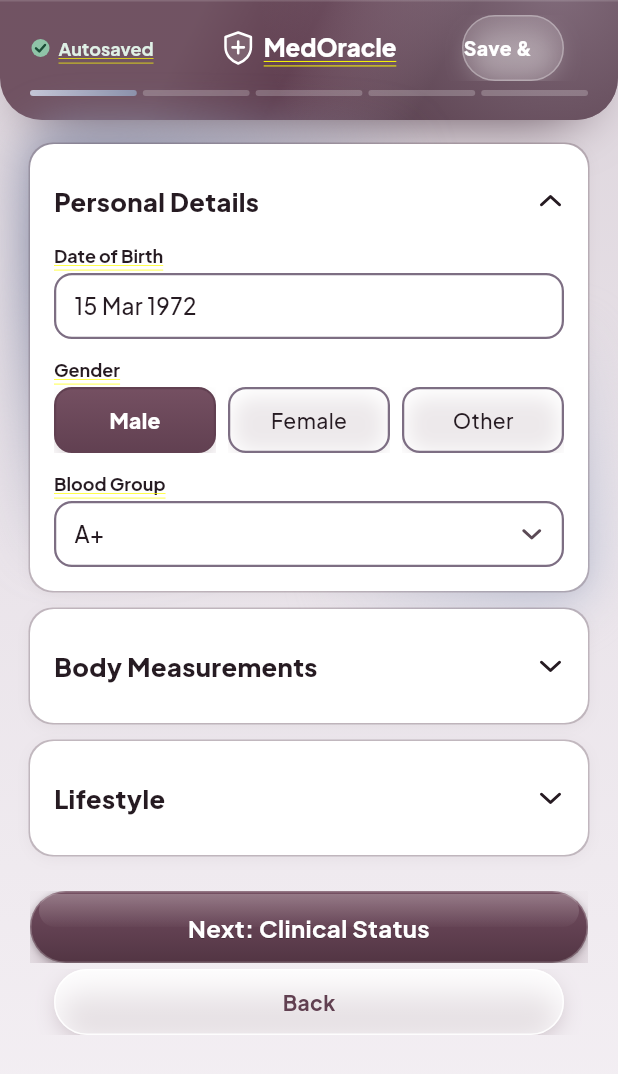
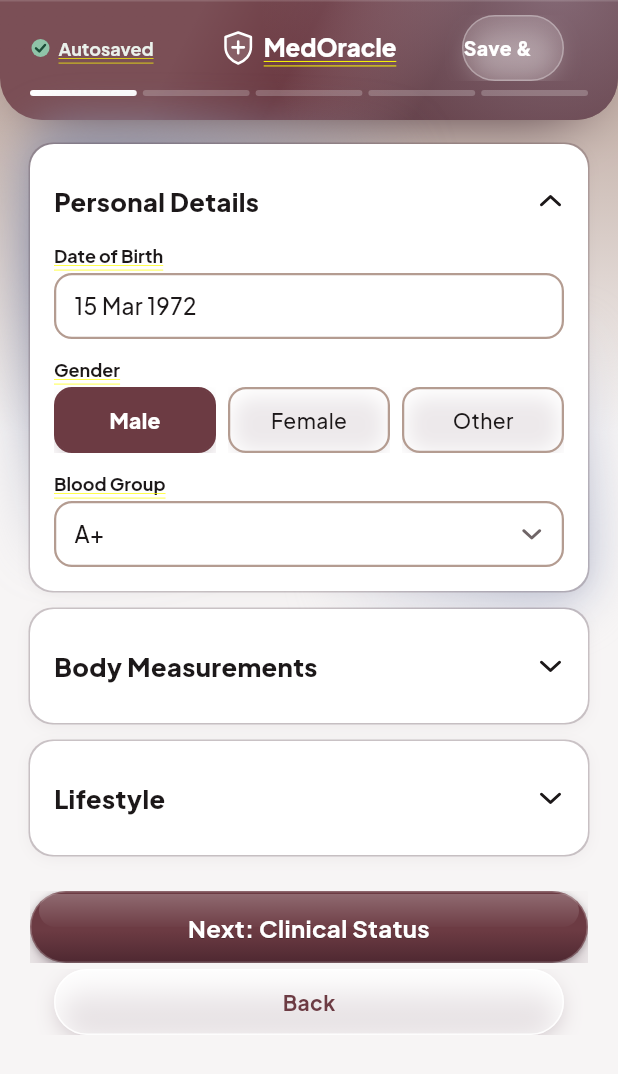
Before and after one commit to rizwan-060/MedOracle, a Flutter app: the screen it shows after launch, on a phone screen of 412 x 824 dp. Shown: the top 1074 px of the screen. Run offline on Flutter 3.47's test engine with Material 3 defaults, Android fonts, the phone set to English and light mode, and no system bars; our stand-ins replace flutter_riverpod, go_router.

Commit message:
frontend: add design-ref palette aliases, shadow and focus-ring tokens

```diff
--- a/frontend/lib/core/theme/app_colors.dart
+++ b/frontend/lib/core/theme/app_colors.dart
@@ -35,26 +35,36 @@ abstract final class AppColors {
   // ---------------------------------------------------------------------------
   //
 
-  /// Primary ink used for body copy, headings and chevrons (`#261B22`).
-  static const Color refInk = Color(0xFF261B22);
+  /// Primary ink used for body copy, headings and chevrons.
+  ///
+  /// Aliases [textPrimary] so Step 1 matches the palette used by Steps 2-5.
+  static const Color refInk = textPrimary;
 
-  /// Plum-maroon used for the header, primary CTA and selected controls.
-  static const Color refPlum = Color(0xFF614051);
+  /// Maroon used for the header, primary CTA and selected controls.
+  ///
+  /// Aliases [primaryMaroon] so Step 1 matches the palette used by Steps 2-5.
+  static const Color refPlum = primaryMaroon;
 
   /// Top stop of the primary CTA / selected-segment gradient.
-  static const Color refPlumLight = Color(0xFF755062);
+  static const Color refPlumLight = primaryMaroon;
 
   /// Bottom stop of the primary CTA gradient.
-  static const Color refPlumDark = Color(0xFF523543);
+  static const Color refPlumDark = maroonDark;
 
   /// Border colour of resting text fields and segmented options.
-  static const Color refFieldBorder = Color(0xFF7D6E83);
+  ///
+  /// Aliases [dustyTaupe] so Step 1 matches the palette used by Steps 2-5.
+  static const Color refFieldBorder = dustyTaupe;
 
   /// Secondary text: field sub-values, units, card sub-titles.
-  static const Color refSubtitle = Color(0xFF5B4A55);
+  ///
+  /// Aliases [textMuted] so Step 1 matches the palette used by Steps 2-5.
+  static const Color refSubtitle = textMuted;
 
-  /// Mint tint used for "positive" micro-labels.
-  static const Color refMint = Color(0xFFDFF0E6);
+  /// Tint used for "positive" micro-labels.
+  ///
+  /// Aliases [greenSurface] so Step 1 matches the palette used by Steps 2-5.
+  static const Color refMint = greenSurface;
 
   /// Fill of the autosaved check circle.
   static const Color refAutosaveCircle = Color(0xFF8FC4A8);
@@ -65,16 +75,13 @@ abstract final class AppColors {
   /// Progress rail colour for inactive steps (white at 22% opacity).
   static const Color refProgressIdle = Color(0x38FFFFFF);
 
-  /// Left stop of the active progress rail gradient.
-  static const Color refProgressActiveStart = Color(0xFFC5C7D8);
-
-  /// Right stop of the active progress rail gradient.
-  static const Color refProgressActiveEnd = Color(0xFF8C92AC);
+  /// Active progress rail fill (matches Steps 2-5's solid white track).
+  static const Color refProgressActive = onPlum;
 
   /// Canvas gradient stops (top -> mid -> bottom).
-  static const Color refCanvasTop = Color(0xFFDDD5DC);
-  static const Color refCanvasMid = Color(0xFFEAE4EA);
-  static const Color refCanvasBottom = Color(0xFFF5F1F5);
+  static const Color refCanvasTop = dustyTaupe;
+  static const Color refCanvasMid = canvasBackground;
+  static const Color refCanvasBottom = canvasBackground;
 
   /// Glow tints painted behind the expanded (active) card.
   static const Color refGlowA = Color(0xFF8C92AC);
@@ -89,6 +96,36 @@ abstract final class AppColors {
   /// Text colour used on maroon surfaces.
   static const Color onPlum = Color(0xFFFFFFFF);
 
+  /// Drop shadow under the maroon header (maroon dark at 80% opacity).
+  static const Color headerShadow = Color(0xCC4E2831);
+
+  /// 1px light top highlight on the maroon header (white at 14%).
+  static const Color headerHighlight = Color(0x24FFFFFF);
+
+  /// Soft maroon shadow cast by raised controls (maroon at 70%).
+  static const Color controlShadowStrong = Color(0xB36C3B43);
+
+  /// Tighter soft shadow under raised controls (ink at 30%).
+  static const Color controlShadowSoft = Color(0x4D1C1819);
+
+  /// Ring drawn around a focused field (maroon at 28%).
+  static const Color focusRing = Color(0x476C3B43);
+
+  /// Shadow under a selected segmented option (maroon at 65%).
+  static const Color segmentShadowSelected = Color(0xA66C3B43);
+
+  /// Shadow under an unselected segmented option (maroon at 30%).
+  static const Color segmentShadowIdle = Color(0x4D6C3B43);
+
+  /// Drop shadow under the footer glass pill (maroon at 38%).
+  static const Color glassPillShadow = Color(0x616C3B43);
+
+  /// 1px light border on the primary CTA (white at 22%).
+  static const Color ctaBorder = Color(0x38FFFFFF);
+
+  /// Fill of an unselected segmented option (white at 62%).
+  static const Color segmentIdleFill = Color(0x9EFFFFFF);
+
   //
   // ---------------------------------------------------------------------------
   // Gradients
@@ -96,18 +133,21 @@ abstract final class AppColors {
   //
 
   /// Full-screen canvas wash behind scrollable cards.
+  ///
+  /// Matches the Steps 2-5 chrome: dusty taupe fading into the canvas
+  /// background by 35% of the height.
   static const LinearGradient canvasGradient = LinearGradient(
     begin: Alignment.topCenter,
     end: Alignment.bottomCenter,
-    colors: [refCanvasTop, refCanvasMid, refCanvasBottom],
-    stops: [0.0, 0.45, 1.0],
+    colors: [dustyTaupe, canvasBackground],
+    stops: [0.0, 0.35],
   );
 
   /// Primary call-to-action background.
   static const LinearGradient ctaGradient = LinearGradient(
     begin: Alignment.topCenter,
     end: Alignment.bottomCenter,
-    colors: [refPlumLight, refPlum, refPlumDark],
+    colors: [primaryMaroon, primaryMaroon, maroonDark],
     stops: [0.0, 0.55, 1.0],
   );
 
@@ -125,9 +165,9 @@ abstract final class AppColors {
     colors: [Color(0x3DFFFFFF), Color(0x05FFFFFF)],
   );
 
-  /// Active progress rail.
+  /// Active progress rail (solid white, matching Steps 2-5).
   static const LinearGradient progressActiveGradient = LinearGradient(
-    colors: [refProgressActiveStart, refProgressActiveEnd],
+    colors: [refProgressActive, refProgressActive],
   );
 
   /// Glossy white pill fill used for secondary header/footer actions.
```
